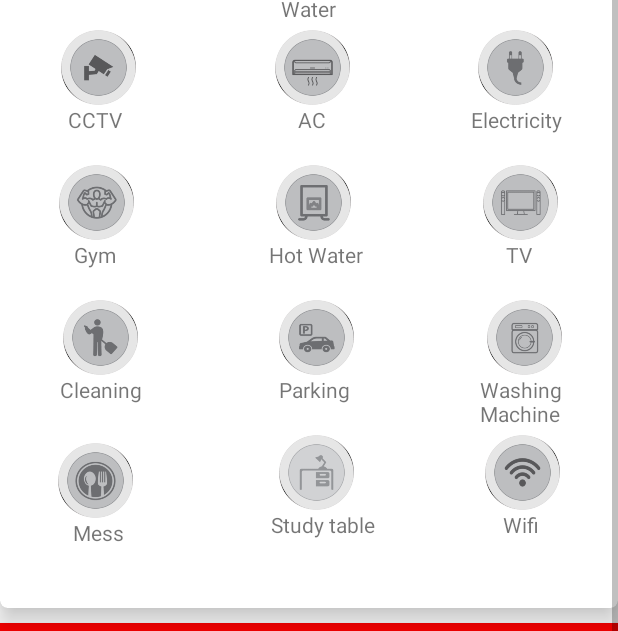
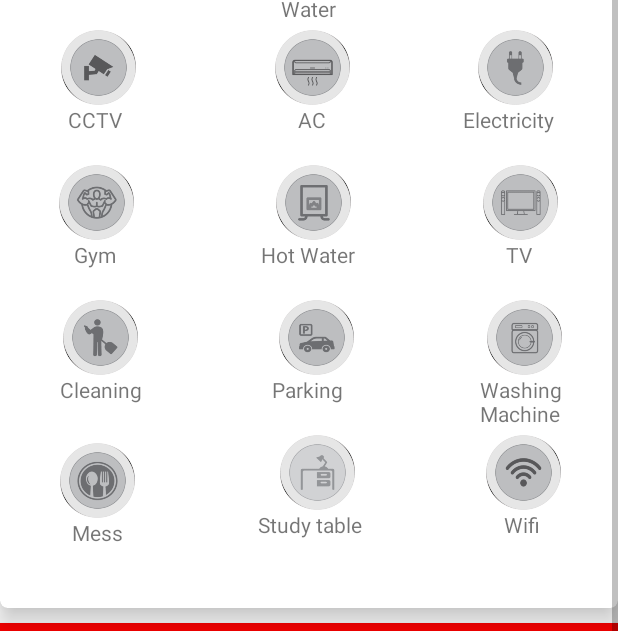
Before and after one commit to Akshay1213/congenial-octo-computing-machine, an Android app: the Hostel_Registeration screen opened directly, with no data from a screen before it, scrolled down 490 dp, on a phone screen of 412 x 824 dp. Shown: the part 538-1169 px from the top of the screen. Run offline under Robolectric (Android 15) with nearby library versions, the phone set to English and light mode, and no system bars; our stand-ins replace Volley.

Commit message:
updated hostel details

```diff
--- a/app/src/main/res/layout-normal/activity_hostel__registeration.xml
+++ b/app/src/main/res/layout-normal/activity_hostel__registeration.xml
@@ -686,7 +686,7 @@
                             android:layout_alignStart="@+id/toggleElectricity"
                             android:layout_below="@+id/toggleElectricity"
                             android:layout_gravity="center"
-                            android:paddingLeft="25dp"
+                            android:paddingLeft="20dp"
                             android:text="Electricity" />
                     </LinearLayout>
                 </LinearLayout>
@@ -749,7 +749,7 @@
                             android:layout_below="@+id/toggleHotwater"
                             android:layout_gravity="center"
                             android:layout_marginLeft="3dp"
-                            android:paddingLeft="5dp"
+                            android:paddingLeft="0dp"
                             android:text="Hot Water" />
                     </LinearLayout>
 
@@ -839,7 +839,7 @@
                             android:layout_alignStart="@+id/toggleParking"
                             android:layout_below="@+id/toggleParking"
                             android:layout_gravity="center"
-                            android:paddingLeft="20dp"
+                            android:paddingLeft="15dp"
                             android:text="Parking" />
                     </LinearLayout>
 
@@ -893,6 +893,7 @@
                             android:layout_gravity="center"
                             android:layout_marginTop="5dp"
                             android:background="@drawable/mess"
+                            android:layout_marginLeft="2dp"
                             android:textOff=""
                             android:textOn="" />
 
@@ -927,12 +928,12 @@
 
                         <TextView
                             android:id="@+id/txtstudytable"
-                            android:layout_width="70dp"
+                            android:layout_width="80dp"
                             android:layout_height="40dp"
                             android:layout_alignStart="@+id/toggleStudytable"
                             android:layout_below="@+id/toggleStudytable"
                             android:layout_gravity="center"
-                            android:layout_marginLeft="10dp"
+                            android:layout_marginLeft="5dp"
                             android:text="Study table" />
                     </LinearLayout>
 
```
Also changed, not shown: app/src/main/res/layout/activity_hostel_details.xml (+14 -11 lines).
